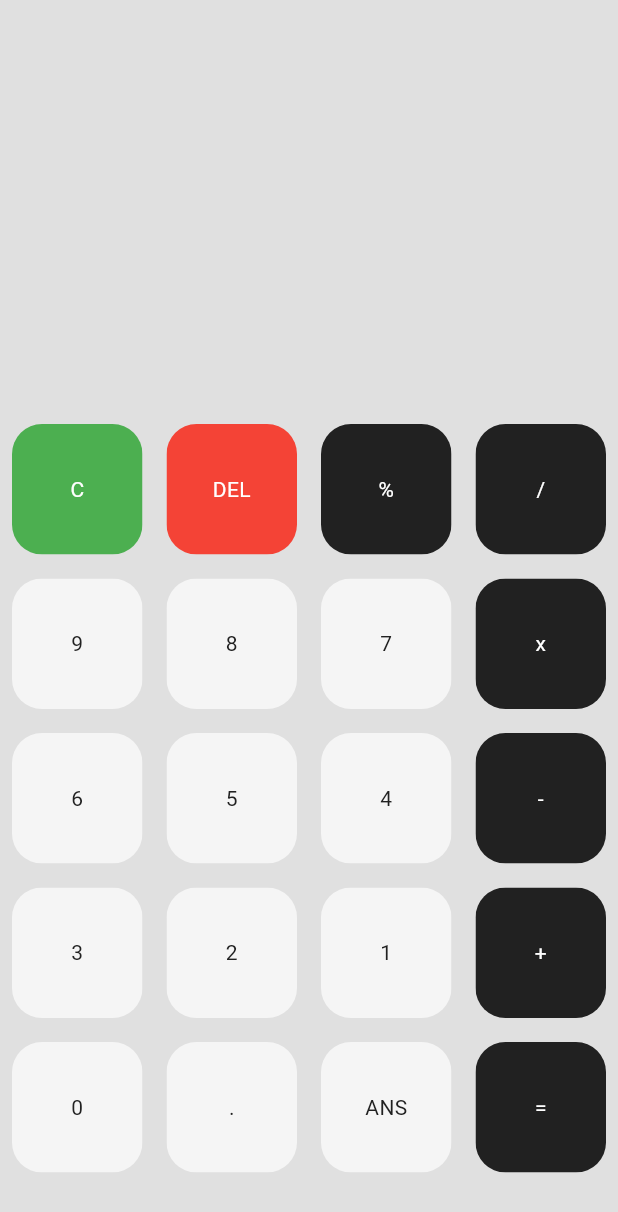
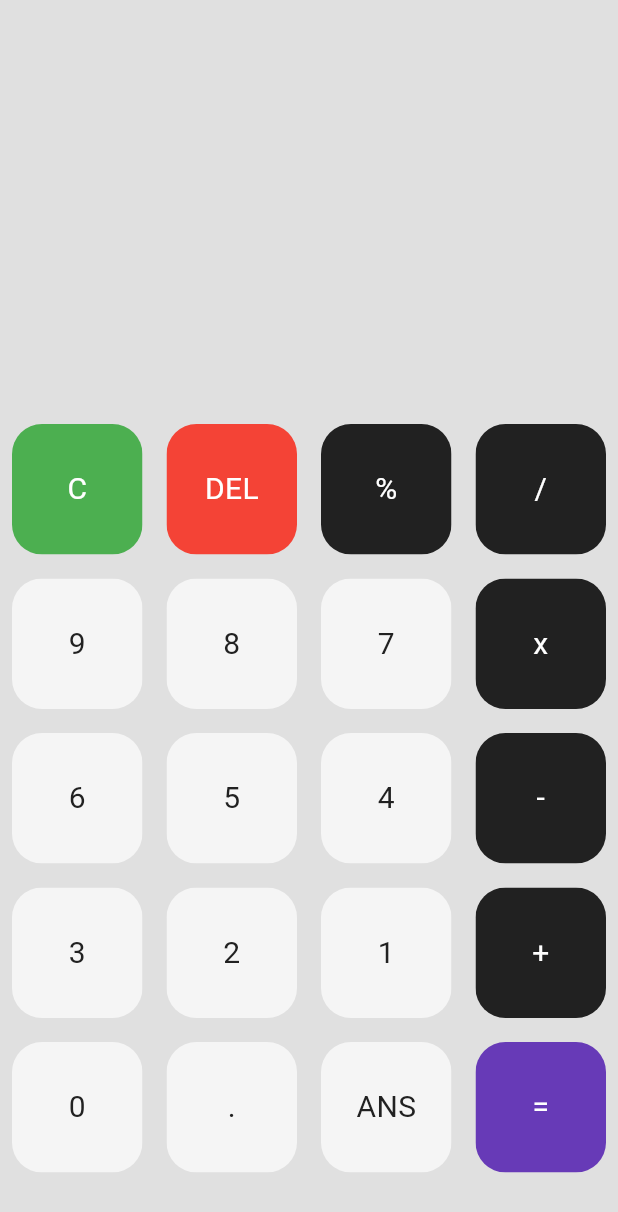
Before and after one commit to Idriss-rayan/calculator, a Flutter app: the screen it shows after launch, on a phone screen of 412 x 824 dp. Shown: the top 1212 px of the screen. Run offline on Flutter 3.47's test engine with Material 3 defaults, Android fonts, the phone set to English and light mode, and no system bars; our stand-ins replace math_expressions.

Commit message:
Description des modifications

```diff
--- a/lib/buttons.dart
+++ b/lib/buttons.dart
@@ -4,12 +4,15 @@ class MyButton extends StatelessWidget {
   final color;
   final textColor;
   final String buttonText;
+  final buttonTapped;
 
-  MyButton({this.color, this.textColor, required this.buttonText});
+  MyButton({this.color, this.textColor, required this.buttonText, required this.buttonTapped});
 
   @override
   Widget build(BuildContext context) {
-    return Padding(
+    return GestureDetector(
+      onTap: buttonTapped,
+      child: Padding(
         padding: const EdgeInsets.all(8.0),
         child: ClipRRect(
           borderRadius: BorderRadius.circular(20),
@@ -18,7 +21,8 @@ class MyButton extends StatelessWidget {
             child: Center(
               child: Text(
                 buttonText,
-              style: TextStyle(color: textColor),
+                style: TextStyle(color: textColor , fontSize: 20),
+              ),
             ),
           ),
         ),
--- a/lib/main.dart
+++ b/lib/main.dart
@@ -1,5 +1,6 @@
 import 'package:calculator/buttons.dart';
 import 'package:flutter/material.dart';
+import 'package:math_expressions/math_expressions.dart';
 
 void main() => runApp(MyApp());
 
@@ -19,14 +20,30 @@ class HomePage extends StatefulWidget {
 }
 
 class _HomePageState extends State<HomePage> {
+  var userQuestion = '';
+  var userAnswer = '';
 
-  final List<String> buttons =
-  [
-    'C' , 'DEL' , '%' , '/' ,
-    '9' , '8' , '7' , 'x' ,
-    '6' , '5' , '4' , '-' ,
-    '3' , '2' , '1' , '+' ,
-    '0' , '.' , 'ANS' , '=' ,
+  final List<String> buttons = [
+    'C',
+    'DEL',
+    '%',
+    '/',
+    '9',
+    '8',
+    '7',
+    'x',
+    '6',
+    '5',
+    '4',
+    '-',
+    '3',
+    '2',
+    '1',
+    '+',
+    '0',
+    '.',
+    'ANS',
+    '=',
   ];
 
   @override
@@ -36,7 +53,24 @@ class _HomePageState extends State<HomePage> {
       body: Column(
         children: <Widget>[
           Expanded(
-            child: Container(),
+            child: Container(
+              child: Column(
+                mainAxisAlignment: MainAxisAlignment.spaceEvenly,
+                children: <Widget>[
+                  SizedBox(height: 50,),
+                  Container(
+                      padding: EdgeInsets.all(20),
+                      alignment: Alignment.centerLeft,
+                      child: Text(userQuestion , style: TextStyle(fontSize: 20),)
+                  ),
+                  Container(
+                      padding: EdgeInsets.all(20),
+                      alignment: Alignment.centerRight,
+                      child: Text(userAnswer, style: TextStyle(fontSize: 20),)
+                  ),
+                ],
+              ),
+            ),
           ),
           Expanded(
             flex: 2,
@@ -44,28 +78,66 @@ class _HomePageState extends State<HomePage> {
               child: Center(
                 child: GridView.builder(
                     itemCount: buttons.length,
-                  gridDelegate: SliverGridDelegateWithFixedCrossAxisCount(crossAxisCount: 4),
-                  itemBuilder: (BuildContext context , int index){
+                    gridDelegate: SliverGridDelegateWithFixedCrossAxisCount(
+                        crossAxisCount: 4),
+                    itemBuilder: (BuildContext context, int index) {
                       if (index == 0) {
                         return MyButton(
+                          buttonTapped: () {
+                            setState(() {
+                              userQuestion = '';
+                            });
+                          },
                           buttonText: buttons[index],
                           color: Colors.green,
                           textColor: Colors.white,
                         );
-                    }else if( index == 1) {
+                      }
+                      // delete button
+
+                      else if (index == 1) {
                         return MyButton(
+                          buttonTapped: () {
+                            setState(() {
+                              userQuestion = userQuestion.substring(0 , userQuestion.length-1);
+                            });
+                          },
                           buttonText: buttons[index],
                           color: Colors.red,
                           textColor: Colors.white,
                         );
-                    }else {
-                        return MyButton(buttonText: buttons[index],
-                        color: isOperator(buttons[index]) ? Colors.grey[900] : Colors.grey[100],
-                        textColor: isOperator(buttons[index]) ? Colors.white : Colors.grey[900],
+                      }
+
+                      // Equal Button
+                      else if (index == buttons.length-1) {
+                        return MyButton(
+                          buttonTapped: () {
+                            setState(() {
+                              equalPressed();
+                            });
+                          },
+                          buttonText: buttons[index],
+                          color: Colors.deepPurple,
+                          textColor: Colors.white,
                         );
                       }
+                      else {
+                        return MyButton(
+                          buttonTapped: () {
+                            setState(() {
+                              userQuestion += buttons[index];
+                            });
+                          },
+                          buttonText: buttons[index],
+                          color: isOperator(buttons[index])
+                              ? Colors.grey[900]
+                              : Colors.grey[100],
+                          textColor: isOperator(buttons[index])
+                              ? Colors.white
+                              : Colors.grey[900],
+                        );
                       }
-                ),
+                    }),
               ),
             ),
           ),
@@ -75,10 +147,21 @@ class _HomePageState extends State<HomePage> {
   }
 
   bool isOperator(String x) {
-    if (x == '%' || x == '/' || x == 'x' || x == '-' || x == '='|| x == '+') {
+    if (x == '%' || x == '/' || x == 'x' || x == '-' || x == '=' || x == '+') {
       return true;
     }
     return false;
   }
 
+  void equalPressed(){
+    String finalQuestion = userQuestion;
+    finalQuestion = finalQuestion.replaceAll('x', '*');
+
+    Parser p = Parser();
+    Expression exp = p.parse(finalQuestion);
+    ContextModel cm = ContextModel();
+    double eval = exp.evaluate((EvaluationType.REAL), cm);
+
+    userAnswer = eval.toString();
   }
+}
--- a/pubspec.yaml
+++ b/pubspec.yaml
@@ -35,6 +35,7 @@ dependencies:
   # The following adds the Cupertino Icons font to your application.
   # Use with the CupertinoIcons class for iOS style icons.
   cupertino_icons: ^1.0.8
+  math_expressions: ^2.0.0
 
 dev_dependencies:
   flutter_test:
```
Also changed, not shown: pubspec.lock. Lines whose indentation alone changed are shown as unchanged.
